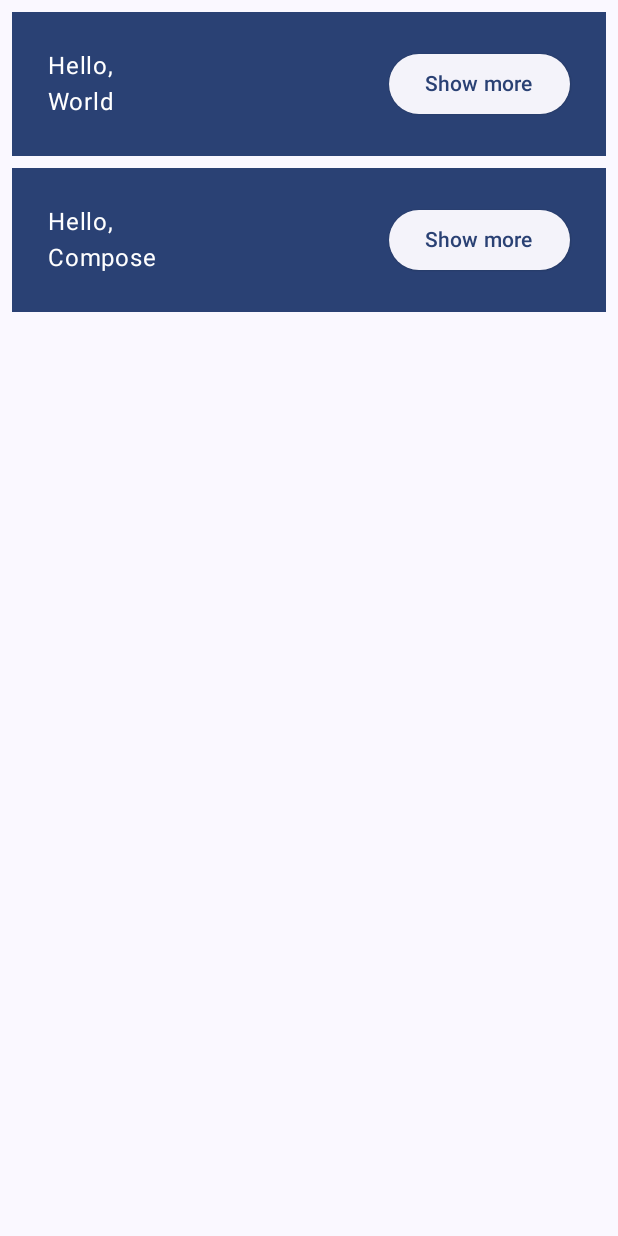
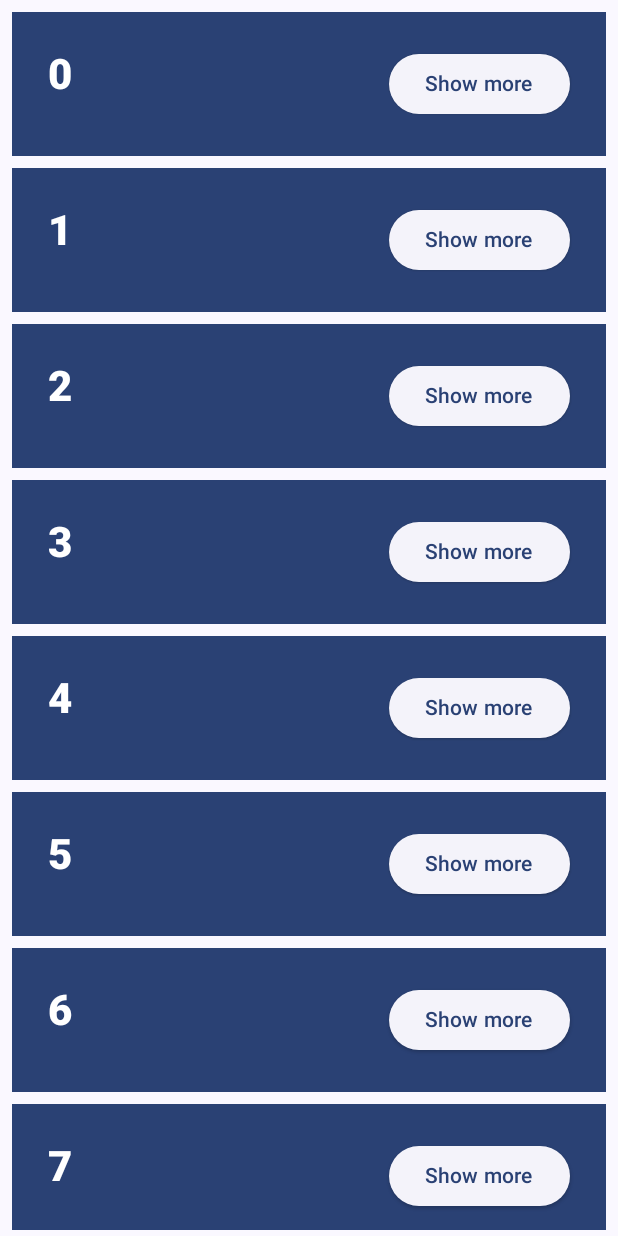
Before and after one commit to AEfremov/CmpsBasics, an Android app built with Jetpack Compose: the screen it shows after launch (MainActivity), after a tap on "Continue", on a phone screen of 412 x 824 dp. Run offline under Robolectric (Android 15) with nearby library versions, the phone set to English and light mode, and no system bars.

Commit message:
Codelab refactoring.

```diff
--- a/app/build.gradle
+++ b/app/build.gradle
@@ -5,12 +5,12 @@ plugins {
 
 android {
     namespace 'ru.efremov.basicscodelab'
-    compileSdk 32
+    compileSdk 33
 
     defaultConfig {
         applicationId "ru.efremov.basicscodelab"
         minSdk 21
-        targetSdk 32
+        targetSdk 33
         versionCode 1
         versionName "1.0"
 
@@ -60,4 +60,5 @@ dependencies {
     androidTestImplementation "androidx.compose.ui:ui-test-junit4:$compose_version"
     debugImplementation "androidx.compose.ui:ui-tooling:$compose_version"
     debugImplementation "androidx.compose.ui:ui-test-manifest:$compose_version"
+    implementation "androidx.compose.material:material-icons-extended:$compose_version"
 }
--- a/app/src/main/java/ru/efremov/basicscodelab/MainActivity.kt
+++ b/app/src/main/java/ru/efremov/basicscodelab/MainActivity.kt
@@ -1,15 +1,28 @@
 package ru.efremov.basicscodelab
 
+import android.content.res.Configuration.UI_MODE_NIGHT_YES
 import android.os.Bundle
 import androidx.activity.ComponentActivity
 import androidx.activity.compose.setContent
+import androidx.compose.animation.animateContentSize
+import androidx.compose.animation.core.Spring
+import androidx.compose.animation.core.animateDpAsState
+import androidx.compose.animation.core.spring
 import androidx.compose.foundation.layout.*
+import androidx.compose.foundation.lazy.LazyColumn
+import androidx.compose.foundation.lazy.items
+import androidx.compose.material.icons.Icons
+import androidx.compose.material.icons.filled.ExpandLess
+import androidx.compose.material.icons.filled.ExpandMore
 import androidx.compose.material3.*
 import androidx.compose.runtime.*
+import androidx.compose.runtime.saveable.rememberSaveable
 import androidx.compose.ui.Alignment
 import androidx.compose.ui.Modifier
 import androidx.compose.ui.graphics.Color
 import androidx.compose.ui.modifier.modifierLocalConsumer
+import androidx.compose.ui.res.stringResource
+import androidx.compose.ui.text.font.FontWeight
 import androidx.compose.ui.tooling.preview.Preview
 import androidx.compose.ui.unit.dp
 import ru.efremov.basicscodelab.ui.theme.BasicsCodelabTheme
@@ -31,7 +44,7 @@ class MainActivity : ComponentActivity() {
 private fun MyApp(
     modifier: Modifier = Modifier
 ) {
-    var shouldShowOnboarding by remember {
+    var shouldShowOnboarding by rememberSaveable {
         mutableStateOf(true)
     }
 
@@ -80,10 +93,10 @@ fun OnboardingScreen(
 @Composable
 private fun Greetings(
     modifier: Modifier = Modifier,
-    names: List<String> = listOf("World", "Compose")
+    names: List<String> = List(1000) { "$it" }
 ) {
-    Column(modifier = modifier.padding(vertical = 4.dp)) {
-        for (name in names) {
+    LazyColumn(modifier = modifier.padding(vertical = 4.dp)) {
+        items(items = names) { name ->
             Greeting(name = name)
         }
     }
@@ -91,9 +104,16 @@ private fun Greetings(
 
 @Composable
 fun Greeting(name: String) {
-    val expanded = remember { mutableStateOf(false) }
 
-    val extraPadding = if (expanded.value) 48.dp else 0.dp
+    val expanded = rememberSaveable { mutableStateOf(false) }
+
+    val extraPadding by animateDpAsState(
+        if (expanded.value) 48.dp else 0.dp,
+        animationSpec = spring(
+            dampingRatio = Spring.DampingRatioMediumBouncy,
+            stiffness = Spring.StiffnessLow
+        )
+    )
 
     Surface(
         color = MaterialTheme.colorScheme.primary,
@@ -102,10 +122,14 @@ fun Greeting(name: String) {
         Row(modifier = Modifier.padding(24.dp)) {
             Column(modifier = Modifier
                 .weight(1f)
-                .padding(bottom = extraPadding)
+                .padding(bottom = extraPadding.coerceAtLeast(0.dp))
             ) {
-                Text(text = "Hello, ")
-                Text(text = name)
+                Text(
+                    text = name,
+                    style = MaterialTheme.typography.headlineMedium.copy(
+                        fontWeight = FontWeight.ExtraBold
+                    )
+                )
             }
             ElevatedButton(
                 onClick = { expanded.value = !expanded.value }
@@ -116,9 +140,56 @@ fun Greeting(name: String) {
     }
 }
 
+@Composable
+private fun CardContent(name: String) {
+    var expanded by remember { mutableStateOf(false) }
+
+    Row(
+        modifier = Modifier
+            .padding(12.dp)
+            .animateContentSize(
+                animationSpec = spring(
+                    dampingRatio = Spring.DampingRatioMediumBouncy,
+                    stiffness = Spring.StiffnessLow
+                )
+            )
+    ) {
+        Column(
+            modifier = Modifier
+                .weight(1f)
+                .padding(12.dp)
+        ) {
+            Text(text = "Hello, ")
+            Text(
+                text = name, style = MaterialTheme.typography.headlineMedium.copy(
+                    fontWeight = FontWeight.ExtraBold
+                )
+            )
+            if (expanded) {
+                Text(
+                    text = ("Composem ipsum color sit lazy, " +
+                            "padding theme elit, sed do bouncy. ").repeat(4),
+                )
+            }
+        }
+        IconButton(onClick = { expanded = !expanded }) {
+            Icon(
+                imageVector = if (expanded) Icons.Filled.ExpandLess else Icons.Filled.ExpandMore,
+                contentDescription = if (expanded) {
+                    stringResource(R.string.show_less)
+                } else {
+                    stringResource(R.string.show_more)
+                }
+            )
+        }
+    }
+}
+
 @Preview(
     showBackground = true,
-    widthDp = 320
+    widthDp = 320,
+    uiMode = UI_MODE_NIGHT_YES,
+    name = "Dark"
 )
 @Composable
 fun DefaultPreview() {
--- a/app/src/main/java/ru/efremov/basicscodelab/ui/theme/Color.kt
+++ b/app/src/main/java/ru/efremov/basicscodelab/ui/theme/Color.kt
@@ -1,6 +1,11 @@
 package ru.efremov.basicscodelab.ui.theme
 
 import androidx.compose.ui.graphics.Color
+
+val Navy = Color(0xFF073042)
+val Blue = Color(0xFF4285F4)
+val LightBlue = Color(0xFFD7EFFE)
+val Chartreuse = Color(0xFFEFF7CF)
 
 val Purple80 = Color(0xFFD0BCFF)
 val PurpleGrey80 = Color(0xFFCCC2DC)
--- a/app/src/main/java/ru/efremov/basicscodelab/ui/theme/Theme.kt
+++ b/app/src/main/java/ru/efremov/basicscodelab/ui/theme/Theme.kt
@@ -10,21 +10,24 @@ import androidx.compose.material3.dynamicLightColorScheme
 import androidx.compose.material3.lightColorScheme
 import androidx.compose.runtime.Composable
 import androidx.compose.runtime.SideEffect
+import androidx.compose.ui.graphics.Color
 import androidx.compose.ui.graphics.toArgb
 import androidx.compose.ui.platform.LocalContext
 import androidx.compose.ui.platform.LocalView
 import androidx.core.view.ViewCompat
 
 private val DarkColorScheme = darkColorScheme(
-    primary = Purple80,
-    secondary = PurpleGrey80,
-    tertiary = Pink80
+    surface = Blue,
+    onSurface = Navy,
+    primary = Navy,
+    onPrimary = Chartreuse
 )
 
 private val LightColorScheme = lightColorScheme(
-    primary = Purple40,
-    secondary = PurpleGrey40,
-    tertiary = Pink40
+    surface = Blue,
+    onSurface = Color.White,
+    primary = LightBlue,
+    onPrimary = Navy
 
     /* Other default colors to override
     background = Color(0xFFFFFBFE),
--- a/app/src/main/res/values/strings.xml
+++ b/app/src/main/res/values/strings.xml
@@ -1,3 +1,6 @@
 <resources>
     <string name="app_name">Basics Codelab</string>
+
+    <string name="show_less">Show less</string>
+    <string name="show_more">Show more</string>
 </resources>
```
